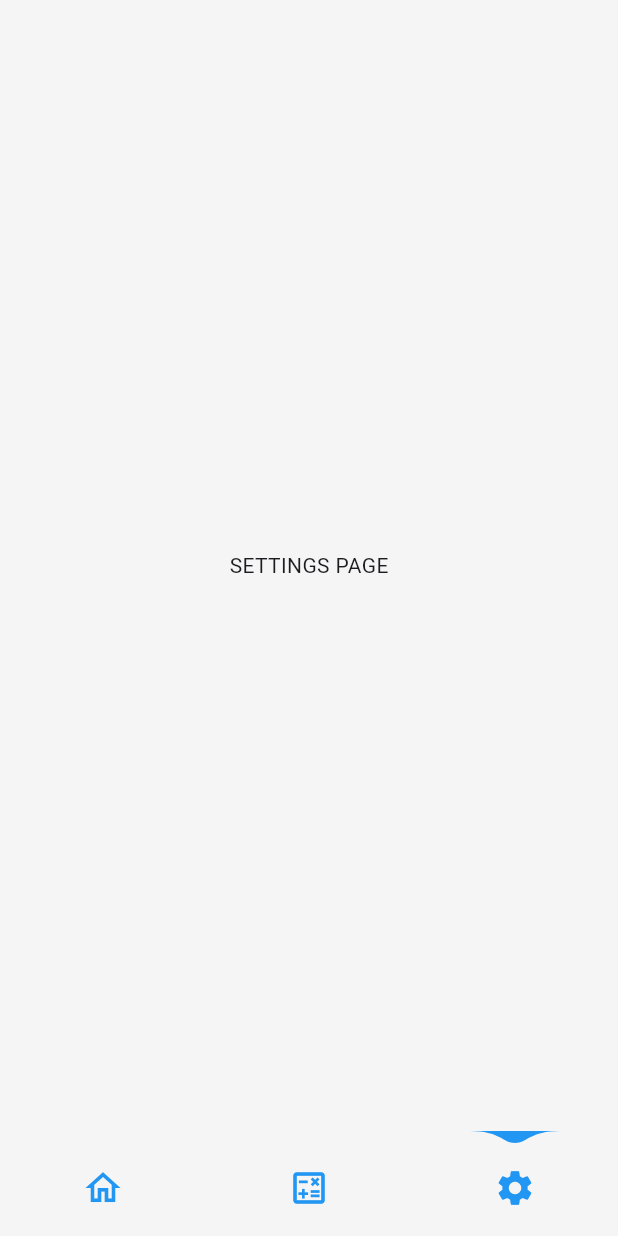
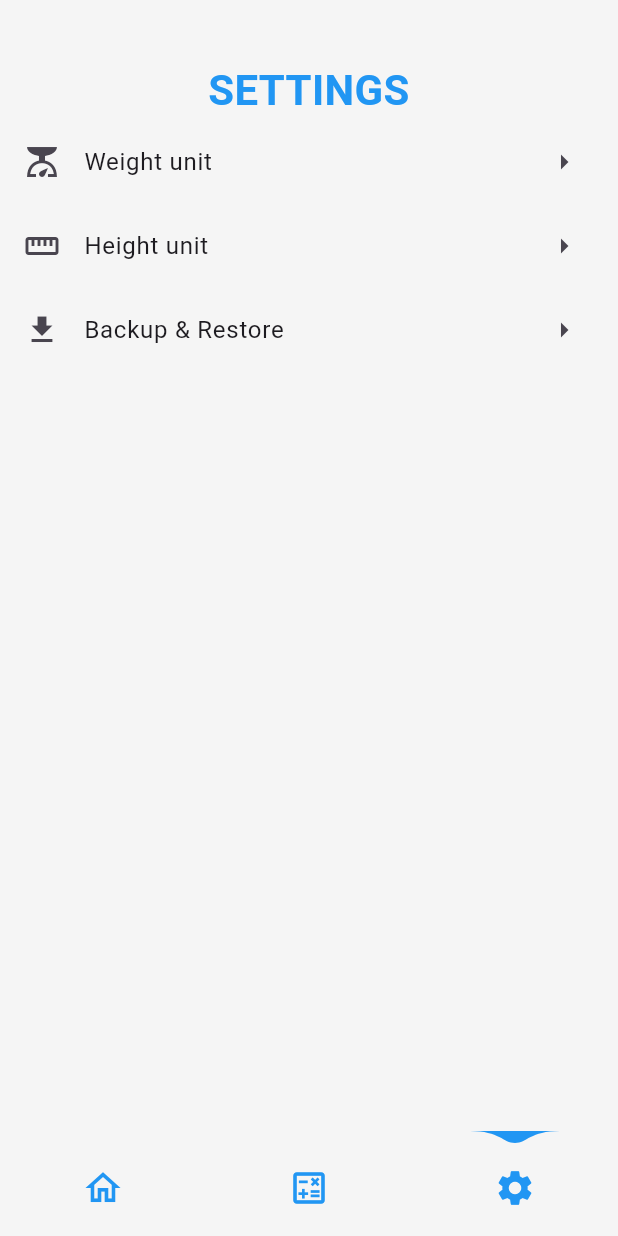
Before and after one commit to kry-ozo/bmiApp, a Flutter app: the screen it shows after launch, item 3 of the bottom bar chosen, on a phone screen of 412 x 824 dp. Run offline on Flutter 3.47's test engine with Material 3 defaults, Android fonts, the phone set to English and light mode, and no system bars; drawn by our look-alikes of water_drop_nav_bar; our stand-ins replace fl_chart.

Commit message:
Added deleting as a function and some options in setting page

```diff
--- a/lib/pages/main_page.dart
+++ b/lib/pages/main_page.dart
@@ -43,7 +43,7 @@ class _MainPageState extends State<MainPage> {
           child: ListView.builder(
             itemCount: bmiProvider.bmiData.length,
             itemBuilder: (context, index){
-              return BmiTile(bmiData: bmiProvider.bmiData[index]);
+              return BmiTile(bmiData: bmiProvider.bmiData[index], onTap: ()=>bmiProvider.deleteBmiData(bmiProvider.bmiData[index].id),);
             },),
         )
        ],
--- a/lib/pages/settings_page.dart
+++ b/lib/pages/settings_page.dart
@@ -5,8 +5,26 @@ class SettingsPage extends StatelessWidget {
 
   @override
   Widget build(BuildContext context) {
-     return const Center(
-      child: Text("SETTINGS PAGE"),
-    );
+     return ListView(
+      children: const [
+        SizedBox(height: 40,),
+        Text("SETTINGS", style: TextStyle(color: Colors.blue, fontSize: 28, fontWeight: FontWeight.bold), textAlign: TextAlign.center,),
+        ListTile(
+          leading: Icon(Icons.scale),
+          title: Text("Weight unit"),
+          trailing: Icon(Icons.arrow_right),
+        ),
+        ListTile(
+          leading: Icon(Icons.straighten),
+          title: Text("Height unit"),
+          trailing: Icon(Icons.arrow_right),
+        ),
+        ListTile(
+          leading: Icon(Icons.download),
+          title: Text("Backup & Restore"),
+          trailing: Icon(Icons.arrow_right),
+        )
+      ],
+     );
   }
 }
--- a/lib/services/bmi_provider.dart
+++ b/lib/services/bmi_provider.dart
@@ -3,7 +3,9 @@ import 'package:weather_app/models/bmi_data.dart';
 import 'package:uuid/uuid.dart';
 
 class BmiProvider with ChangeNotifier{
-  final List<BmiData> _bmiData = [];
+  final List<BmiData> _bmiData = [
+
+  ];
 
 
 
```
Also changed, not shown: lib/components/bmi_tile.dart (+4 -3 lines).
